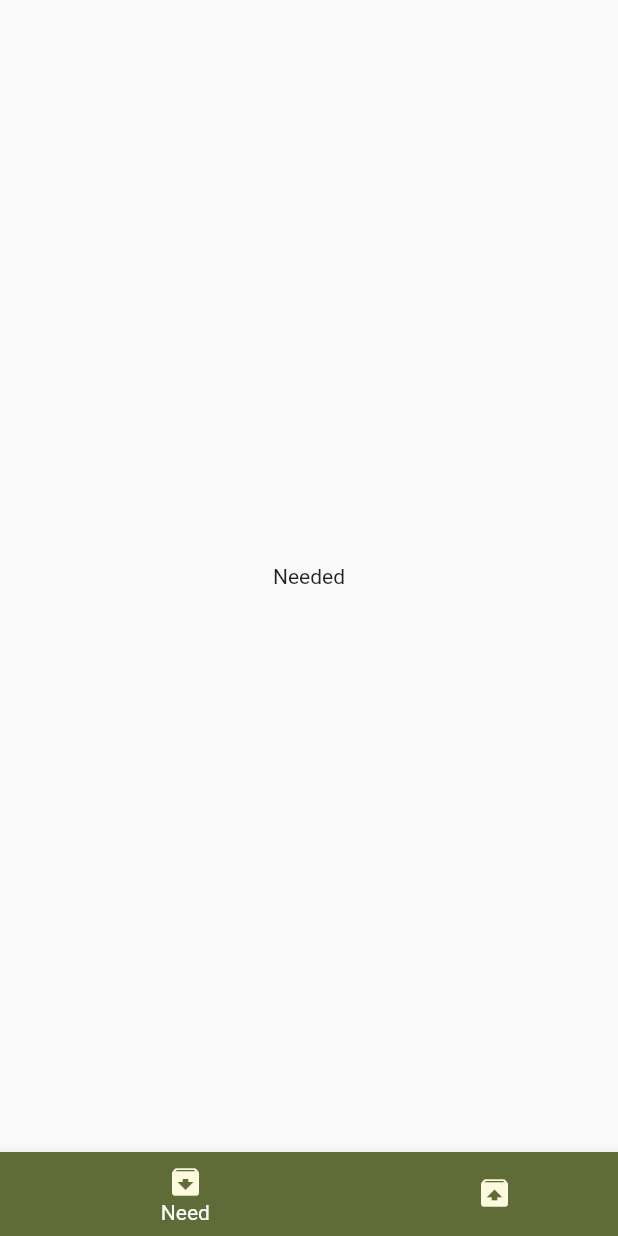
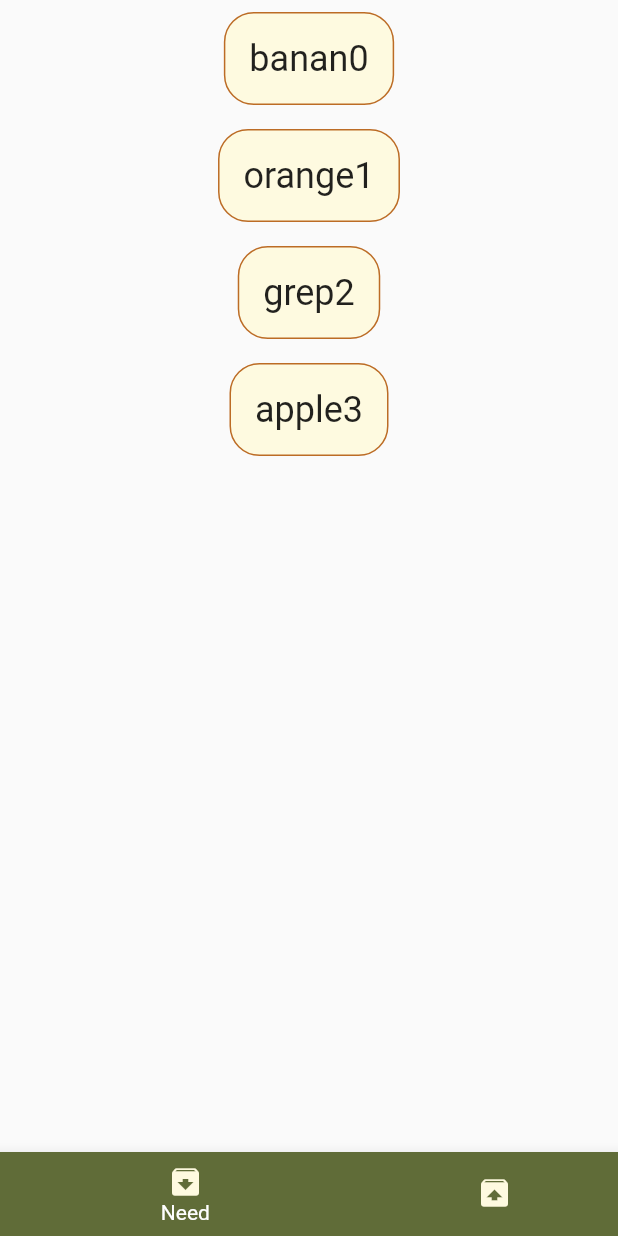
Before and after one commit to hashiim/shopy, a Flutter app: the screen it shows after launch, on a phone screen of 412 x 824 dp. Run offline on Flutter 3.47's test engine with Material 2 defaults, Android fonts, the phone set to English and light mode, and no system bars.

Commit message:
added lists

```diff
--- a/git command.txt
+++ b/git command.txt
@@ -14,3 +14,7 @@ git reset head filename		remove frome stage
 
 
 -BottomNavigationBar
+-provider
+-exitShowDialog
+-model
+-
--- /dev/null
+++ b/lib/list_provider.dart
@@ -0,0 +1,29 @@
+import 'package:flutter/material.dart';
+
+import 'model/iteam.dart';
+
+class ListsProvider extends ChangeNotifier {
+  List<Iteam> _allIteams = [
+    Iteam(name: "banan0", type: ["0"]),
+    Iteam(name: "orange1", type: ["1"]),
+    Iteam(name: "grep2", type: ["2"]),
+    Iteam(name: "apple3", type: ["3"]),
+  ];
+  List<Iteam> get allIteams => _allIteams;
+  set allIteams(i) {
+    _allIteams = i;
+    notifyListeners();
+  }
+
+  List<Iteam> _neededIteams = [
+    Iteam(name: "banan0", type: ["0"]),
+    Iteam(name: "orange1", type: ["1"]),
+    Iteam(name: "grep2", type: ["2"]),
+    Iteam(name: "apple3", type: ["3"]),
+  ];
+  List<Iteam> get neededIteams => _neededIteams;
+  set neededIteams(i) {
+    _neededIteams = i;
+    notifyListeners();
+  }
+}
--- a/lib/main.dart
+++ b/lib/main.dart
@@ -1,6 +1,9 @@
 import 'package:flutter/material.dart';
+import 'package:provider/provider.dart';
 import 'package:shopy/constants.dart';
 import 'package:shopy/screens/myhomepage.dart';
+
+import 'list_provider.dart';
 
 void main() {
   runApp(MyApp());
@@ -9,12 +12,15 @@ void main() {
 class MyApp extends StatelessWidget {
   @override
   Widget build(BuildContext context) {
-    return MaterialApp(
-      title: 'shopy',
-      theme: ThemeData(
-        primarySwatch: myColors[1],
-      ),
-      home: MyHomePage(),
-    );
+    return ChangeNotifierProvider<ListsProvider>(
+        create: (BuildContext context) => ListsProvider(),
+        child: MaterialApp(
+          debugShowCheckedModeBanner: false,
+          title: 'shopy',
+          theme: ThemeData(
+            primarySwatch: myColors[1],
+          ),
+          home: MyHomePage(),
+        ));
   }
 }
--- /dev/null
+++ b/lib/model/iteam.dart
@@ -0,0 +1,5 @@
+class Iteam {
+  final name;
+  final List<String> type;
+  Iteam({this.name, required this.type});
+}
--- /dev/null
+++ b/lib/need_screen.dart
@@ -0,0 +1,31 @@
+import 'package:flutter/material.dart';
+import 'package:shopy/list_provider.dart';
+
+class NeededList extends StatelessWidget {
+  final ListsProvider prov = ListsProvider();
+
+  NeededList({Key? key}) : super(key: key);
+  @override
+  Widget build(BuildContext context) {
+    return ListView.builder(
+      itemCount: prov.neededIteams.length,
+      itemBuilder: (context, index) => Center(
+        child: Padding(
+          padding: const EdgeInsets.all(8.0),
+          child: Container(
+            padding: EdgeInsets.all(16),
+            decoration: BoxDecoration(
+              borderRadius: BorderRadius.all(Radius.circular(20)),
+              border: Border.all(color: Color(0xffbc6c25)),
+              color: Color(0xfffefae0),
+            ),
+            child: Text(
+              prov.neededIteams[index].name,
+              style: TextStyle(fontSize: 24),
+            ),
+          ),
+        ),
+      ),
+    );
+  }
+}
--- a/lib/screens/myhomepage.dart
+++ b/lib/screens/myhomepage.dart
@@ -1,4 +1,6 @@
 import 'package:flutter/material.dart';
+import 'package:shopy/all_screen.dart';
+import 'package:shopy/need_screen.dart';
 
 class MyHomePage extends StatefulWidget {
   const MyHomePage({Key? key}) : super(key: key);
@@ -10,17 +12,15 @@ class MyHomePage extends StatefulWidget {
 class _MyHomePageState extends State<MyHomePage> {
   int _selectedIndex = 0;
 
-  static const List<Widget> _widgetOptions = <Widget>[
-    Text(
-      'Needed',
-    ),
-    Text(
-      'All',
-    ),
-  ];
+  List<Widget> _widgetOptions = <Widget>[NeededList(), AllScreen()];
+
   @override
   Widget build(BuildContext context) {
-    return Scaffold(
+    return WillPopScope(
+      onWillPop: () {
+        return exitShowDialog(context);
+      },
+      child: Scaffold(
         bottomNavigationBar: BottomNavigationBar(
           currentIndex: _selectedIndex,
           type: BottomNavigationBarType.shifting,
@@ -49,6 +49,25 @@ class _MyHomePageState extends State<MyHomePage> {
         body: Center(
           child: _widgetOptions.elementAt(_selectedIndex),
         ),
+      ),
     );
   }
 }
+
+Future<bool> exitShowDialog(BuildContext context) async {
+  return await showDialog(
+    context: context,
+    builder: (context) => AlertDialog(
+      title: Text('Are you sure?'),
+      content: Text('Do you want to exit an App'),
+      actions: <Widget>[
+        ElevatedButton(
+            child: Text("Yes"),
+            onPressed: () => Navigator.of(context).pop(true)),
+        ElevatedButton(
+            child: Text('No'),
+            onPressed: () => Navigator.of(context).pop(false)),
+      ],
+    ),
+  );
+}
--- a/pubspec.yaml
+++ b/pubspec.yaml
@@ -28,6 +28,7 @@ dependencies:
   # The following adds the Cupertino Icons font to your application.
   # Use with the CupertinoIcons class for iOS style icons.
   cupertino_icons: ^1.0.2
+  provider: ^5.0.0
 
 dev_dependencies:
   flutter_test:
```
Also changed, not shown: lib/all_screen.dart (added, +31 -0 lines), pubspec.lock. Lines whose indentation alone changed are shown as unchanged.
